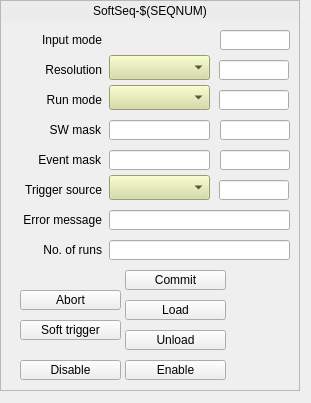
Above: ui/EVG/G_EVG_VME_softSeq.ui from paulscherrerinstitute/mrfioc2 before the change. Below: the same form after it.
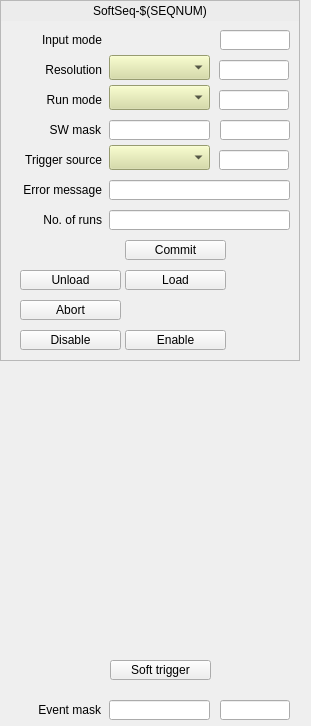
That is the form after the change. Custom widgets are drawn as their Qt base class.

What changed in the file:
```diff
--- a/ui/EVG/G_EVG_VME_softSeq.ui
+++ b/ui/EVG/G_EVG_VME_softSeq.ui
@@ -7,7 +7,7 @@
     <x>0</x>
     <y>0</y>
     <width>311</width>
-    <height>403</height>
+    <height>726</height>
    </rect>
   </property>
   <property name="windowTitle">
@@ -19,7 +19,7 @@
      <x>0</x>
      <y>0</y>
      <width>300</width>
-     <height>391</height>
+     <height>361</height>
     </rect>
    </property>
    <property name="frameShape">
@@ -32,7 +32,7 @@
     <property name="geometry">
      <rect>
       <x>1</x>
-      <y>240</y>
+      <y>210</y>
       <width>101</width>
       <height>20</height>
      </rect>
@@ -48,7 +48,7 @@
     <property name="geometry">
      <rect>
       <x>125</x>
-      <y>360</y>
+      <y>330</y>
       <width>101</width>
       <height>20</height>
      </rect>
@@ -60,25 +60,6 @@
      <string notr="true">$(EVG):SoftSeq-$(SEQNUM)-Enable-Cmd</string>
     </property>
     <property name="releaseMessage">
-     <string notr="true">0</string>
-    </property>
-   </widget>
-   <widget class="caMessageButton" name="camessagebutton_7">
-    <property name="geometry">
-     <rect>
-      <x>20</x>
-      <y>320</y>
-      <width>101</width>
-      <height>20</height>
-     </rect>
-    </property>
-    <property name="text">
-     <string>Soft trigger</string>
-    </property>
-    <property name="channel" stdset="0">
-     <string notr="true">$(EVG):SoftSeq-$(SEQNUM)-SoftTrig-Cmd</string>
-    </property>
-    <property name="releaseMessage">
      <string notr="true">1</string>
     </property>
    </widget>
@@ -86,7 +67,7 @@
     <property name="geometry">
      <rect>
       <x>125</x>
-      <y>270</y>
+      <y>240</y>
       <width>101</width>
       <height>20</height>
      </rect>
@@ -105,7 +86,7 @@
     <property name="geometry">
      <rect>
       <x>235</x>
-      <y>360</y>
+      <y>330</y>
       <width>20</width>
       <height>20</height>
      </rect>
@@ -145,7 +126,7 @@
     <property name="geometry">
      <rect>
       <x>235</x>
-      <y>270</y>
+      <y>240</y>
       <width>20</width>
       <height>20</height>
      </rect>
@@ -185,7 +166,7 @@
     <property name="geometry">
      <rect>
       <x>219</x>
-      <y>180</y>
+      <y>150</y>
       <width>70</width>
       <height>20</height>
      </rect>
@@ -201,7 +182,7 @@
     <property name="geometry">
      <rect>
       <x>235</x>
-      <y>300</y>
+      <y>270</y>
       <width>20</width>
       <height>20</height>
      </rect>
@@ -241,7 +222,7 @@
     <property name="geometry">
      <rect>
       <x>125</x>
-      <y>300</y>
+      <y>270</y>
       <width>101</width>
       <height>20</height>
      </rect>
@@ -260,7 +241,7 @@
     <property name="geometry">
      <rect>
       <x>20</x>
-      <y>290</y>
+      <y>300</y>
       <width>101</width>
       <height>20</height>
      </rect>
@@ -295,7 +276,7 @@
     <property name="geometry">
      <rect>
       <x>109</x>
-      <y>175</y>
+      <y>145</y>
       <width>101</width>
       <height>25</height>
      </rect>
@@ -399,7 +380,7 @@
     <property name="geometry">
      <rect>
       <x>20</x>
-      <y>360</y>
+      <y>330</y>
       <width>101</width>
       <height>20</height>
      </rect>
@@ -433,8 +414,8 @@
    <widget class="caMessageButton" name="camessagebutton_3">
     <property name="geometry">
      <rect>
-      <x>125</x>
-      <y>330</y>
+      <x>20</x>
+      <y>270</y>
       <width>101</width>
       <height>20</height>
      </rect>
@@ -469,7 +450,7 @@
     <property name="geometry">
      <rect>
       <x>1</x>
-      <y>210</y>
+      <y>180</y>
       <width>101</width>
       <height>20</height>
      </rect>
@@ -485,7 +466,7 @@
     <property name="geometry">
      <rect>
       <x>1</x>
-      <y>180</y>
+      <y>150</y>
       <width>101</width>
       <height>20</height>
      </rect>
@@ -547,7 +528,7 @@
     <property name="geometry">
      <rect>
       <x>109</x>
-      <y>210</y>
+      <y>180</y>
       <width>181</width>
       <height>20</height>
      </rect>
@@ -582,7 +563,7 @@
     <property name="geometry">
      <rect>
       <x>109</x>
-      <y>240</y>
+      <y>210</y>
       <width>181</width>
       <height>20</height>
      </rect>
@@ -696,11 +677,34 @@
      <set>Qt::AlignRight|Qt::AlignTrailing|Qt::AlignVCenter</set>
     </property>
    </widget>
+  </widget>
+  <widget class="caLineEdit" name="calineedit_10">
+   <property name="geometry">
+    <rect>
+     <x>220</x>
+     <y>700</y>
+     <width>70</width>
+     <height>20</height>
+    </rect>
+   </property>
+   <property name="alignment">
+    <set>Qt::AlignCenter</set>
+   </property>
+   <property name="channel" stdset="0">
+    <string notr="true">$(EVG):SoftSeq-$(SEQNUM)-EvtMask-RB</string>
+   </property>
+   <property name="colorMode">
+    <enum>caLineEdit::Alarm_Default</enum>
+   </property>
+   <property name="formatType">
+    <enum>caLineEdit::hexadecimal</enum>
+   </property>
+  </widget>
    <widget class="caTextEntry" name="catextentry_3">
     <property name="geometry">
      <rect>
       <x>109</x>
-      <y>150</y>
+     <y>700</y>
       <width>101</width>
       <height>20</height>
      </rect>
@@ -726,7 +730,7 @@
     <property name="geometry">
      <rect>
       <x>10</x>
-      <y>150</y>
+     <y>700</y>
       <width>91</width>
       <height>20</height>
      </rect>
@@ -738,28 +742,24 @@
      <set>Qt::AlignRight|Qt::AlignTrailing|Qt::AlignVCenter</set>
     </property>
    </widget>
-   <widget class="caLineEdit" name="calineedit_10">
+  <widget class="caMessageButton" name="camessagebutton_7">
     <property name="geometry">
      <rect>
-      <x>220</x>
-      <y>150</y>
-      <width>70</width>
+     <x>110</x>
+     <y>660</y>
+     <width>101</width>
       <height>20</height>
      </rect>
     </property>
-    <property name="alignment">
-     <set>Qt::AlignCenter</set>
+   <property name="text">
+    <string>Soft trigger</string>
     </property>
     <property name="channel" stdset="0">
-     <string notr="true">$(EVG):SoftSeq-$(SEQNUM)-EvtMask-RB</string>
-    </property>
-    <property name="colorMode">
-     <enum>caLineEdit::Alarm_Default</enum>
-    </property>
-    <property name="formatType">
-     <enum>caLineEdit::hexadecimal</enum>
-    </property>
-   </widget>
+    <string notr="true">$(EVG):SoftSeq-$(SEQNUM)-SoftTrig-Cmd</string>
+   </property>
+   <property name="releaseMessage">
+    <string notr="true">1</string>
+   </property>
   </widget>
  </widget>
  <customwidgets>
```
Left out of the diff: 46 changed lines with no effect on the pictures. Lines whose indentation alone changed are shown as unchanged.
